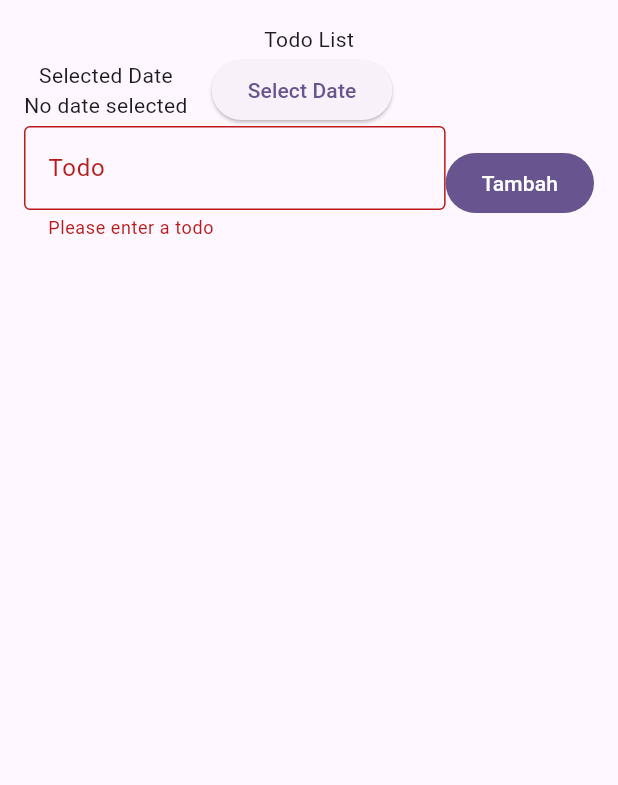
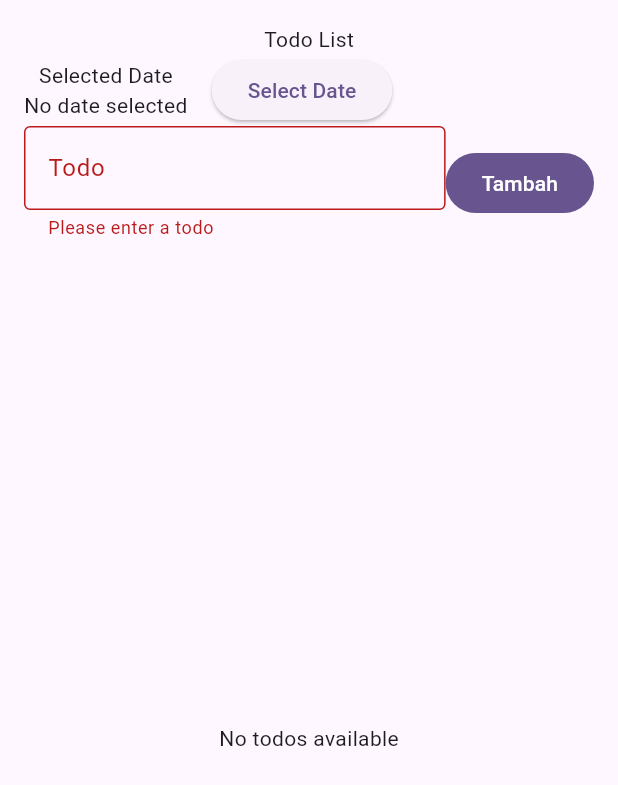
Before and after one commit to adwitafernanda/045_TodoBloc, a Flutter app: the TodoPage screen opened directly, after a tap on "Tambah", on a phone screen of 412 x 824 dp. Shown: the top 785 px of the screen. Run offline on Flutter 3.47's test engine with Material 3 defaults, Android fonts, the phone set to English and light mode, and no system bars; our stand-ins replace bloc, flutter_bloc.

Commit message:
ADD - fallback tampilan saat tidak ada Todo tersedia

```diff
--- a/lib/presentation/todo_page.dart
+++ b/lib/presentation/todo_page.dart
@@ -1,4 +1,5 @@
 import 'package:flutter/material.dart';
+import 'package:flutter_bloc/flutter_bloc.dart';
 import 'package:todoapp/bloc/todo_bloc.dart';
 
 class TodoPage extends StatelessWidget{
@@ -25,7 +26,7 @@ class TodoPage extends StatelessWidget{
                           if (state is TodoLoaded) {
                             if (state.selectedDate != null) {
                               return Text(
-                                '${state.selectedDate.day}/${state.selectedDate.month}/${state.selectedDate.year}',
+                                '${state.selectedDate!.day}/${state.selectedDate!.month}/${state.selectedDate!.year}',
                               );
                             }
                           }
@@ -80,7 +81,7 @@ class TodoPage extends StatelessWidget{
                             context.read<TodoBloc>().add(
                               TodoEventAdd(
                                 title: _controller.text,
-                                date: selectedDate.selectedDate,
+                                date: selectedDate.selectedDate!,
                               ),
                             );
                             _controller.clear();
@@ -158,7 +159,9 @@ class TodoPage extends StatelessWidget{
                         }
                       );
                     }
-                    return Container();
+                    else {
+                      return Center(child: Text('No todos available'));
+                    }
                   },
                 ))
             ],
```
